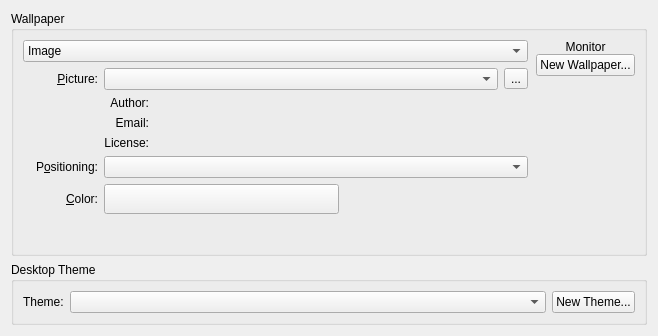
Above: plasma/containments/desktop/BackgroundDialog.ui from mgottschlag/kwin-tiling before the change. Below: the same form after it.
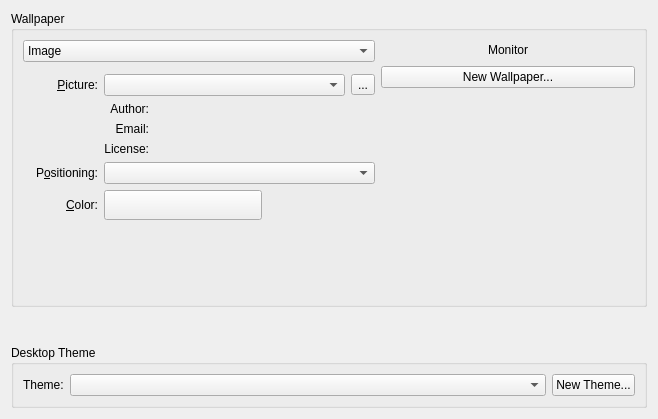
That is the form after the change. Custom widgets are drawn as their Qt base class.

Commit message: might fix position of wallpaper on Preview screen when having big fonts or long strings - not totally sure about it as I could not reproduce the same as on the screenshots here so not closing the report. CCBUG=160640

```diff
--- a/plasma/containments/desktop/BackgroundDialog.ui
+++ b/plasma/containments/desktop/BackgroundDialog.ui
@@ -5,8 +5,8 @@
    <rect>
     <x>0</x>
     <y>0</y>
-    <width>654</width>
-    <height>336</height>
+    <width>644</width>
+    <height>419</height>
    </rect>
   </property>
   <property name="sizePolicy" >
@@ -21,7 +21,7 @@
     <height>700</height>
    </size>
   </property>
-  <layout class="QGridLayout" >
+  <layout class="QGridLayout" name="gridLayout_2" >
    <item row="0" column="0" >
     <widget class="QGroupBox" name="groupBox" >
      <property name="sizePolicy" >
@@ -36,14 +36,8 @@
      <property name="flat" >
       <bool>true</bool>
      </property>
-     <layout class="QHBoxLayout" >
-      <property name="spacing" >
-       <number>0</number>
-      </property>
-      <property name="bottomMargin" >
-       <number>0</number>
-      </property>
-      <item>
+     <layout class="QGridLayout" name="gridLayout" >
+      <item row="0" column="0" >
        <layout class="QVBoxLayout" >
         <item>
          <widget class="QComboBox" name="m_mode" >
@@ -92,8 +86,8 @@
             <rect>
              <x>0</x>
              <y>0</y>
-             <width>466</width>
-             <height>167</height>
+             <width>439</width>
+             <height>237</height>
             </rect>
            </property>
            <layout class="QGridLayout" >
@@ -450,13 +444,31 @@
         </item>
        </layout>
       </item>
+      <item row="0" column="1" >
+       <layout class="QVBoxLayout" name="verticalLayout" >
       <item>
-       <layout class="QVBoxLayout" >
-        <property name="leftMargin" >
-         <number>8</number>
-        </property>
+         <layout class="QHBoxLayout" name="horizontalLayout" >
+          <item>
+           <spacer name="horizontalSpacer" >
+            <property name="orientation" >
+             <enum>Qt::Horizontal</enum>
+            </property>
+            <property name="sizeHint" stdset="0" >
+             <size>
+              <width>40</width>
+              <height>20</height>
+             </size>
+            </property>
+           </spacer>
+          </item>
         <item>
          <widget class="QLabel" name="m_monitor" >
+            <property name="sizePolicy" >
+             <sizepolicy vsizetype="Fixed" hsizetype="Fixed" >
+              <horstretch>0</horstretch>
+              <verstretch>0</verstretch>
+             </sizepolicy>
+            </property>
           <property name="text" >
            <string>Monitor</string>
           </property>
@@ -466,6 +478,21 @@
          </widget>
         </item>
         <item>
+           <spacer name="horizontalSpacer_2" >
+            <property name="orientation" >
+             <enum>Qt::Horizontal</enum>
+            </property>
+            <property name="sizeHint" stdset="0" >
+             <size>
+              <width>40</width>
+              <height>20</height>
+             </size>
+            </property>
+           </spacer>
+          </item>
+         </layout>
+        </item>
+        <item>
          <widget class="QPushButton" name="m_newStuff" >
           <property name="toolTip" >
            <string>Download new wallpapers</string>
@@ -480,10 +507,13 @@
           <property name="orientation" >
            <enum>Qt::Vertical</enum>
           </property>
+          <property name="sizeType" >
+           <enum>QSizePolicy::Expanding</enum>
+          </property>
           <property name="sizeHint" stdset="0" >
            <size>
-            <width>20</width>
-            <height>40</height>
+            <width>159</width>
+            <height>113</height>
            </size>
           </property>
          </spacer>
```
Left out of the diff: 3 changed lines with no effect on the pictures. Lines whose indentation alone changed are shown as unchanged.
